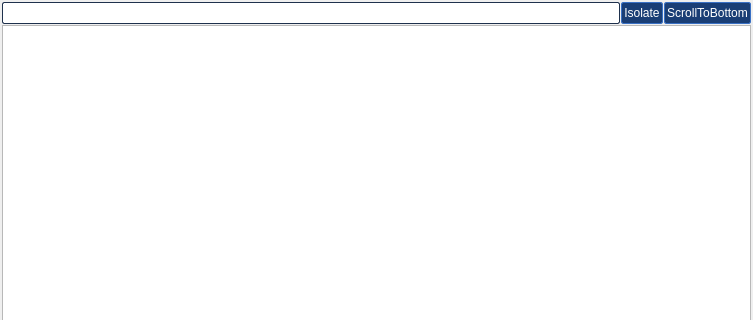
Old version of the form tabcontent.ui in the repository FFalcon/LightningLog; both pictures show x 0 to 753 and y 0 to 320 of the 753 by 545 pixel window.
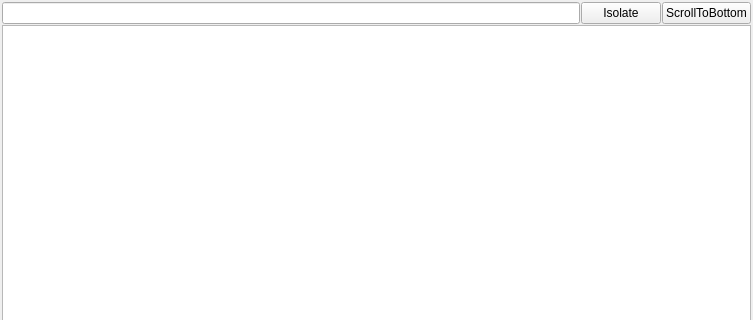
New version of the form. Icons and pictures are not drawn.

Diff of the .ui file:
```diff
--- a/tabcontent.ui
+++ b/tabcontent.ui
@@ -13,6 +13,619 @@
   <property name="windowTitle">
    <string>Form</string>
   </property>
+  <property name="styleSheet">
+   <string notr="true">/*hover*/
+/*actived*/
+/*gradient start*/
+/*gradient end*/
+
+QWidget
+{
+    color: #DDDDDD;
+    background-color: #222222;
+}
+
+QFrame{
+    color: #DDDDDD;
+    background-color: #222222;
+}
+QMainWindow::separator{
+    border: 1px solid #353535;
+    border-style: outset;
+    width: 2px;
+    height: 2px;
+}
+QMainWindow::separator:hover{
+    background: #800EB1;
+}
+QSplitter::handle{
+    border: 1px solid #353535;
+    border-style: outset;
+    width: 2px;
+    height: 2px;
+}
+QSplitter::handle:hover{
+    border-color: #8618F4;
+}
+QSplitter::handle:pressed{
+    border-color: #B914FF;
+}
+QSizeGrip{
+    background-color: none;
+}
+
+QMenuBar {
+    background-color: #222222;
+    spacing: 1px;
+    border-bottom: 1px solid #353535;
+}
+
+QMenuBar::item{
+    background: transparent;
+    padding: 1px 8px;
+}
+
+QMenuBar::item:selected{
+    background: #800EB1;
+    border: 1px solid #800EB1;
+}
+
+QMenuBar::item:pressed{
+    background: #B914FF;
+    border: 1px solid #B914FF;
+    padding-top: 4px; /*margin-bottom: -4px;*/
+}
+
+QMenu {
+    background-color: #222222;
+    border: 1px solid #353535;
+    margin: 1px; /* some spacing around the menu */
+    padding: 1px;
+}
+
+QMenu::item{
+    padding: 2px 25px 2px 15px;
+    border: 1px solid transparent;
+    margin: 1px;
+}
+QMenu::icon {
+    width: 15px;
+    height: 15px;
+    padding:5px;
+    border-right: 1px inset #353535;
+}
+
+QMenu::item:selected {
+    border-color: #353535;
+    background: #800EB1;
+}
+
+QMenu::separator {
+    height: 1px;
+    background: #353535;
+    margin: 0 5px;
+}
+
+QMenu::indicator {
+    width: 13px;
+    height: 13px;
+    padding:2px;
+}
+QMenu::icon:checked { /* appearance of a 'checked' icon */
+    background: #800EB1;
+    border: 1px inset #B914FF;
+    border-radius: 3px;
+    padding: 2px;
+    /*position: absolute;
+    top: 0px;
+    right: 1px;
+    bottom: 5px;
+    left: 2px;*/
+}
+
+/* =============================================== */
+/* ToolBar StatusBar                               */
+/* =============================================== */
+QToolBar {
+    background: #222222;
+    spacing: 1px; /* spacing between items in the tool bar */
+    padding: 1px;
+    border-bottom: 1px solid #353535;
+}
+
+QStatusBar{
+    background: transparent;
+    border-top:1px solid #353535;
+}
+
+QStatusBar::item {
+    margin: 2px 0;
+    border-left: 1px solid #353535;
+}
+
+QStatusBar QLabel{
+    background: transparent;
+    margin: 0  2px;
+}
+
+QStatusBar QPushButton{
+    background: transparent;
+    margin: 0  2px;
+}
+
+QStatusBar QPushButton:hover{
+    background: #800EB1;
+    margin: 0  2px;
+}
+
+/* =============================================== */
+/* Label                                           */
+/* =============================================== */
+QLabel {
+    background: transparent;
+    border: 1px solid transparent;
+    padding: 1px;
+}
+
+
+/* A QLabel is a QFrame ... */
+/* A QToolTip is a QLabel ... */
+QToolTip {
+    border: 1px solid #353535;
+    padding: 5px;
+    border-radius: 3px;
+    opacity:210;
+}
+
+/* =============================================== */
+/* TextBox                                         */
+/* =============================================== */
+QLineEdit {
+    background: #222222;
+    selection-background-color: #800EB1;
+    border: 1px solid #353535;
+    border-radius: 2px;
+    border-style: inset;
+    padding: 0 1px;
+}
+
+QLineEdit:hover{
+    border-color: #800EB1;
+}
+QLineEdit:focus{
+    border-color: #8618F4;
+}
+/*QLineEdit[readOnly=&quot;true&quot;] { color: gray }*/
+QLineEdit[echoMode=&quot;2&quot;]{
+    lineedit-password-character: 9679;
+}
+
+QLineEdit:read-only {
+    color: lightgray;
+}
+
+QLineEdit:disabled{
+    color: lightgray;
+    background: lightgray;
+}
+
+QTextEdit{
+    selection-background-color:#800EB1;
+    border: 1px solid #353535;
+    border-style: inset;
+}
+QTextEdit:hover{
+    border-color: #800EB1;
+}
+QTextEdit:focus{
+    border-color: #8618F4;
+}
+/* =============================================== */
+/* Button                                          */
+/* =============================================== */
+QPushButton {
+    border: 1px solid #353535;
+    border-radius: 2px;
+    /*background-color: QLinearGradient( x1: 0, y1: 0, x2: 0, y2: 1, 
+        stop: 0 #EEEEEF, stop: 0.05 #DADADF,stop: 0.5 #DADADF, 
+        stop: 0.9 #EEEEEF, stop: 1 #EEEEEF);*/
+    padding: 1px 4px;
+    min-width: 50px;
+    min-height: 20px;
+}
+
+QPushButton:default{
+	border-width: 1px;      
+    background-color: #8618F4;
+    border-color: #353535;
+}
+
+QPushButton:hover{
+    background-color: #800EB1;
+    border-color: #B914FF;
+}
+
+QPushButton:pressed, QPushButton:checked
+{
+    border-width: 1px;      
+    background-color: #B914FF;
+    border-color: #353535;
+}
+
+QPushButton:focus {
+    border-color: #8618F4;
+}
+
+
+QToolButton,QToolButton:unchecked {
+    border: 1px solid transparent;
+    border-radius: 3px;
+    background-color: transparent;
+    margin: 1px;
+}
+QToolButton:checked{
+    background-color: #800EB1;
+    border-color: #B914FF;
+}
+QToolButton:hover{
+    background-color: #800EB1;
+    border-color: #B914FF;
+}
+
+QToolButton:pressed,QToolButton:checked:hover{
+    background-color: #B914FF;
+    border-color: #8618F4;
+}
+QToolButton:checked:pressed{
+    background-color: #800EB1;
+}
+
+/* only for MenuButtonPopup */
+QToolButton[popupMode=&quot;1&quot;]{
+    padding-left: 1px;
+    padding-right: 15px; /* make way for the popup button */
+    border: 1px solid #353535;
+    min-height: 15px;
+    /*background: qlineargradient(x1:0, y1:0 ,x2:0, y2:1
+        stop: 0 #EEEEEF, stop: 0.05 #DADADF, stop: 0.5 #DADADF
+        stop: 0.95 #EEEEEF stop: 1#EEEEEF)*/
+}
+QToolButton[popupMode=&quot;1&quot;]:hover{
+    background-color: #800EB1;
+    border-color: #B914FF;
+}
+QToolButton[popupMode=&quot;1&quot;]:pressed{
+    border-width: 1px;
+    background-color: #B914FF;
+    border-color: #353535;
+}
+QToolButton::menu-button {
+    border: 1px solid #353535;
+    border-top-right-radius: 2px;
+    border-bottom-right-radius: 2px;
+    width: 16px;
+}
+
+/* =============================================== */
+/* ComboBox                                        */
+/* =============================================== */
+QComboBox{
+    border: 1px solid #353535;
+	border-radius: 2px;
+}
+
+QComboBox::drop-down {
+    subcontrol-origin: padding;
+    subcontrol-position: top right;
+
+    border-top-right-radius: 2px; /* same radius as the QComboBox */
+    border-bottom-right-radius: 2px;
+}
+
+QComboBox::down-arrow {
+    image: url(:/icons/downarrow.png);
+}
+
+QComboBox:hover{
+    border-color: #800EB1;
+}
+QComboBox:focus{
+    border-color: #8618F4;
+}
+QComboBox:on { /* shift the text when the popup opens */
+    padding-top: 2px;
+    padding-left: 2px;
+}
+QComboBox QAbstractItemView {
+    border: 1px solid #353535;
+    selection-background-color: #800EB1;
+}
+
+/* =============================================== */
+/* SpinBox DateTime                                */
+/* =============================================== */
+QSpinBox, QDoubleSpinBox,QDateEdit,QTimeEdit,QDateTimeEdit{
+    border: 1px solid #353535;
+	border-radius:2px;
+}
+
+QSpinBox:hover, QDoubleSpinBox:hover,QDateEdit:hover, QTimeEdit:hover,QDateTimeEdit:hover{
+    border-color: #800EB1;
+}
+QSpinBox:focus, QDoubleSpinBox:focus,QDateEdit:focus,QTimeEdit:focus,QDateTimeEdit:focus{
+    border-color: #8618F4;
+}
+
+/* =============================================== */
+/* Slider ProgressBar                              */
+/* =============================================== */
+QProgressBar {
+    border: 1px solid #353535;
+    border-radius: 4px;
+    text-align: center;
+}
+
+QProgressBar::chunk {
+    background-color: #8618F4;
+    width: 4px;
+    margin: 1px;
+}
+
+QSlider{
+    border: 1px solid transparent;
+}
+QSlider::groove{
+    border: 1px solid #353535;
+    background: #222222;
+}
+QSlider::handle {                           
+    border: 1px solid #353535;
+    background: #800EB1;
+}
+QSlider::groove:horizontal {
+    height: 3px; /* the groove expands to the size of the slider by default. by giving it a height, it has a fixed size */
+    left:5px; right: 5px;
+}
+QSlider::groove:vertical{
+    width: 3px;
+    top: 5px; bottom: 5px;
+}
+QSlider::handle:horizontal{
+    width: 6px;
+    margin: -7px; /* height */
+}
+QSlider::handle:vertical{
+    height: 6px;
+    margin: -7px; /* height */
+}
+QSlider::add-page{
+    border: 1px solid #353535;
+    background:#EEEEEF;
+}
+QSlider::sub-page{                          
+    background: #8618F4;
+}
+
+/* =============================================== */
+/* ScrollBar                                       */
+/* =============================================== */
+QScrollBar{
+    background-color: #222222;
+    border: 1px solid #353535;
+    border-radius: 5px;
+    padding: 1px;
+    height: 10px;
+    width: 10px;
+}
+QScrollBar:hover{
+    border-color:#800EB1;
+}
+QScrollBar::handle{
+    border-radius: 3px;
+    background: #B914FF;
+    min-width: 16px;
+    min-height: 16px;
+}
+QScrollBar::handle:hover {
+    background: #8618F4;
+}
+QScrollBar::add-line, QScrollBar::sub-line,
+QScrollBar::add-page, QScrollBar::sub-page {
+    width: 0px;
+    background: transparent;
+}
+QScrollArea{
+    border: none;
+}
+/*QScrollArea  QAbstractSlider{
+    border-radius: 0px;
+}*/
+/* =============================================== */
+/* DockWidget                                       */
+/* =============================================== */
+QDockWidget, QDockWidget &gt; QWidget/*not work*/
+{
+    border-color: #353535;/*qt bug*/
+    background: transparent;
+}
+QDockWidget::title {
+background-color: #353535;
+    border-bottom: 1px solid #353535;
+    border-style: inset;
+    text-align: left; /* align the text to the left */
+    padding: 6px;
+}
+
+/* =============================================== */
+/* GroupBox                                        */
+/* =============================================== */
+QGroupBox {
+    background-color: #222222;
+    border: 1px solid #353535;
+    border-radius: 2px;
+    margin-top: 0.5em;
+}
+QGroupBox::title {
+    subcontrol-origin: margin;
+    subcontrol-position: top left;
+    left: 1em;
+	padding-left: 2px;
+    background-color: #222222;
+}
+/* =============================================== */
+/* ToolBox                                         */
+/* =============================================== */
+QToolBox{
+    border: 1px solid #353535;
+}
+QToolBox::tab {
+    background: #353535;
+    border: 1px solid #DADADF;
+    border-radius: 1px;
+}
+QToolBox::tab:hover {
+    background-color: #800EB1;
+    border-color: transparent;
+}
+QToolBox::tab:pressed {
+    background-color: #B914FF;
+    border-color: transparent;
+}
+QToolBox::tab:selected {
+    font-weight: bold;
+    border-color: #B914FF;
+	background-color: #800EB1;
+}
+
+/* =============================================== */
+/* TabWidget                                       */
+/* =============================================== */
+QTabWidget{
+    margin-top:2px;
+}
+QTabWidget::pane{
+    border: 1px solid #353535;
+}
+QTabWidget::tab-bar {
+    left: 0px;
+}
+QTabBar::tab {
+    background: #222222;
+    border: 1px solid #353535;
+    padding: 3px 5px;    
+}
+
+QTabBar::tab:first {
+	border-top-left-radius: 2px;
+}
+
+QTabBar::tab:last {
+	border-top-right-radius: 2px;
+}
+
+QTabBar::tab:hover {
+    background: #800EB1;
+    border-color: transparent;
+}
+QTabBar::tab:selected {
+    background: #B914FF;
+    border-color: #B914FF;
+	border-top-right-radius: 2px;
+	border-top-left-radius: 2px;
+}
+QTabBar::tab:pressed {
+    background: #B914FF;
+    border-color: transparent;
+}
+QTabBar::tab:focus {
+    border-color: #8618F4;
+}
+QTabBar::tab:top{
+    border-bottom: transparent;
+	border-left: transparent;
+}
+QTabBar::tab:bottom{
+    margin-bottom: 3px;
+    border-top: transparent;
+	border-left: transparent;
+}
+QTabBar::tab:left{
+    border-right: transparent;
+	border-top: transparent;
+    margin-bottom: 1px;
+}
+QTabBar::tab:right{
+    border-left: transparent;
+	border-top: transparent;
+    margin-bottom: 1px;
+}
+
+QTabBar::close-button {
+    width: 10px;
+}
+
+/* =============================================== */
+/* QHeaderView for list table                      */
+/* =============================================== */
+QHeaderView {
+	border: none;
+	margin: 0px;
+	padding: 0px;
+}
+QHeaderView::section, QTableCornerButton::section {
+	background-color: #353535;
+	padding: 0 3px;
+	border-right: 1px solid #DADADF;
+	border-bottom: 1px solid #DADADF;
+	border-radius: 0px;
+}
+QHeaderView::section:hover, QTableCornerButton::section:hover{
+    background-color: #800EB1;
+}
+QHeaderView::section:pressed{
+    background-color: #B914FF;
+}
+QHeaderView::section:checked {
+    background-color: #8618F4;
+}
+
+/* =============================================== */
+/* QTableWidget                                    */
+/* =============================================== */
+QTableWidget, QTableView
+{
+    gridline-color: #353535;
+    background: #222222;
+    alternate-background-color: #EEEEEF;
+    border:1px solid #353535;
+}
+QTableView::item, QTabWidget::item{
+    background: transparent;
+	outline-style: none;
+	border: none;
+}
+
+QTableView::item:hover {
+	background: #800EB1;
+    border: 1px solid #8618F4;
+}
+
+QTableView::item:selected {
+	background: #800EB1;
+	color: #EEEEEF;
+}
+
+QTableView::item:selected:active {
+	background: #B914FF;
+	color: #EEEEEF;
+}
+
+QTableWidget QComboBox{
+    margin: 2px;
+    border: none;
+}
+</string>
+  </property>
   <layout class="QGridLayout" name="gridLayout">
    <property name="leftMargin">
     <number>2</number>
@@ -35,38 +648,21 @@
       <layout class="QHBoxLayout" name="horizontalLayout">
        <item>
         <widget class="QLineEdit" name="lineEdit">
-         <property name="styleSheet">
-          <string notr="true">QLineEdit {
-    border: 1px solid #1f314d;
-    border-radius: 2px;
-    padding: 2px;
-    selection-background-color: #444444;
-}</string>
+         <property name="sizePolicy">
+          <sizepolicy hsizetype="Expanding" vsizetype="Preferred">
+           <horstretch>0</horstretch>
+           <verstretch>0</verstretch>
+          </sizepolicy>
          </property>
         </widget>
        </item>
        <item>
         <widget class="QPushButton" name="isolateSelection">
-         <property name="styleSheet">
-          <string notr="true">QPushButton {
-    border: 1px solid #3970c4;
-    border-radius: 2px;
-	color: #FFF;
-    background-color: #1a3e75;
-	padding: 3px 2px;
-}
-
-QPushButton:pressed {
-    background-color: #3970c4;
-}
-
-QPushButton:flat {
-    border: none; /* no border for a flat push button */
-}
-
-QPushButton:default {
-    border-color: navy; /* make the default button prominent */
-}</string>
+         <property name="sizePolicy">
+          <sizepolicy hsizetype="Maximum" vsizetype="Preferred">
+           <horstretch>0</horstretch>
+           <verstretch>0</verstretch>
+          </sizepolicy>
          </property>
          <property name="text">
           <string>Isolate</string>
@@ -82,26 +678,11 @@
        </item>
        <item>
         <widget class="QPushButton" name="scrollToBottom">
-         <property name="styleSheet">
-          <string notr="true">QPushButton {
-    border: 1px solid #3970c4;
-    border-radius: 2px;
-	color: #FFF;
-    background-color: #1a3e75;
-	padding: 3px 2px;
-}
-
-QPushButton:pressed {
-    background-color: #3970c4;
-}
-
-QPushButton:flat {
-    border: none; /* no border for a flat push button */
-}
-
-QPushButton:default {
-    border-color: navy; /* make the default button prominent */
-}</string>
+         <property name="sizePolicy">
+          <sizepolicy hsizetype="Minimum" vsizetype="Preferred">
+           <horstretch>0</horstretch>
+           <verstretch>0</verstretch>
+          </sizepolicy>
          </property>
          <property name="text">
           <string>ScrollToBottom</string>
@@ -112,6 +693,9 @@
          <property name="checkable">
           <bool>true</bool>
          </property>
+         <property name="flat">
+          <bool>false</bool>
+         </property>
         </widget>
        </item>
       </layout>
```
Left out of the diff: 30 changed lines with no effect on the pictures.
